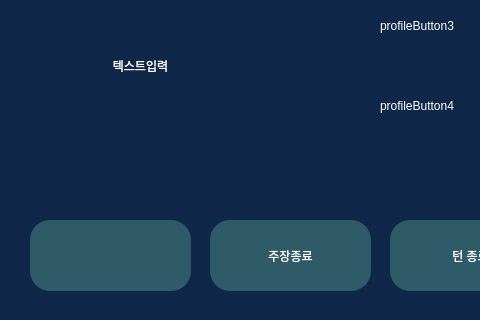
Old version of the form core/ui/qt_designer/prosecutorWindow.ui in the repository Apex-LogiCourt/pi5-local-app; both pictures show x 0 to 480 and y 400 to 720 of the 1280 by 720 pixel window.
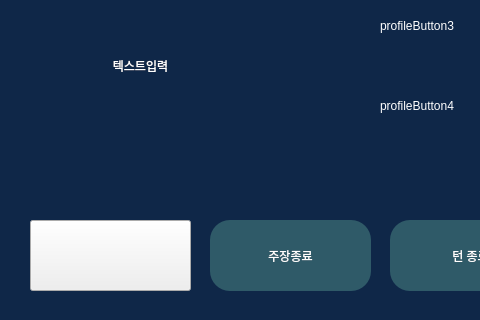
New version of the form. Icons and pictures are not drawn.

Commit message: fix: 수정된 버튼 이벤트 핸들러 및 마이크 버튼 스타일 업데이트

Diff of the .ui file:
```diff
--- a/core/ui/qt_designer/prosecutorWindow.ui
+++ b/core/ui/qt_designer/prosecutorWindow.ui
@@ -89,14 +89,21 @@
     </rect>
    </property>
    <property name="styleSheet">
-    <string notr="true">QPushButton{
+    <string notr="true">QPushButton#micButton[mic_state=&quot;off&quot;]{
 	image: url(:/images/mic_off.png);
 	background-color: rgb(47, 90, 104);
 	color: rgb(255, 254, 254);
 	border-radius: 20px;
 	font: 24pt &quot;나눔고딕 ExtraBold&quot;;
 }
-QPushButton:hover{
+QPushButton#micButton[mic_state=&quot;on&quot;]{
+	image: url(:/images/mic_on.png);
+	background-color: rgb(47, 90, 104);
+	color: rgb(255, 254, 254);
+	border-radius: 20px;
+	font: 24pt &quot;나눔고딕 ExtraBold&quot;;
+}
+QPushButton#micButton:hover{
 	background-color: rgb(67, 129, 148);
 	border-radius: 20px;
 	font: 28pt &quot;나눔고딕 ExtraBold&quot;;
```
Left out of the diff: 2 changed lines with no effect on the pictures. The commit also changes 3 other files.
